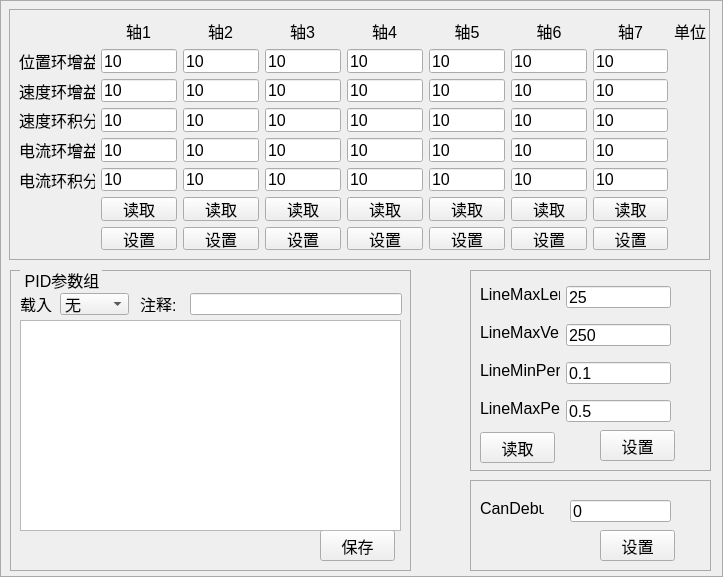
Above: zoweerobot/UI/cpidparamui.ui from yisea123/Robot_Delta_GitHubPro before the change. Below: the same form after it.
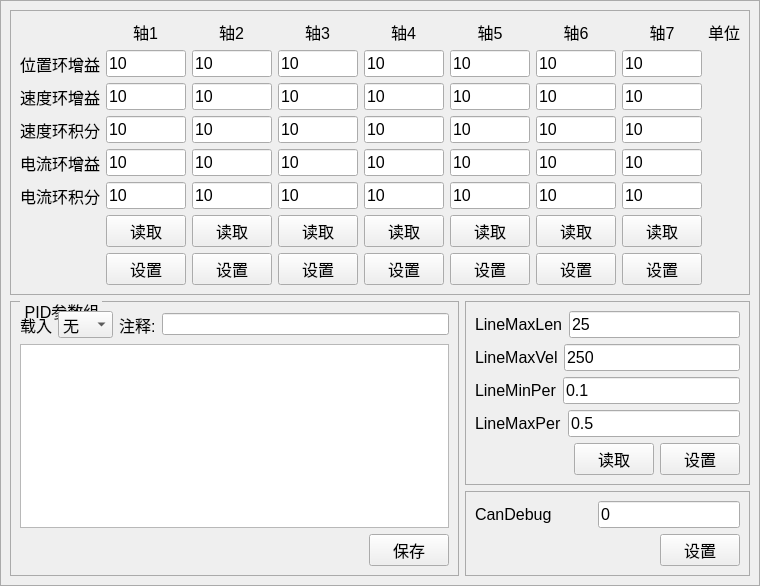
That is the form after the change.

What changed in the file:
```diff
--- a/zoweerobot/UI/cpidparamui.ui
+++ b/zoweerobot/UI/cpidparamui.ui
@@ -6,7 +6,7 @@
    <rect>
     <x>0</x>
     <y>0</y>
-    <width>723</width>
+    <width>727</width>
     <height>577</height>
    </rect>
   </property>
@@ -18,15 +18,21 @@
   <property name="windowTitle">
    <string>Form</string>
   </property>
+  <layout class="QGridLayout" name="gridLayout_3">
+   <property name="leftMargin">
+    <number>0</number>
+   </property>
+   <property name="topMargin">
+    <number>0</number>
+   </property>
+   <property name="rightMargin">
+    <number>0</number>
+   </property>
+   <property name="bottomMargin">
+    <number>0</number>
+   </property>
+   <item row="0" column="0">
   <widget class="QGroupBox" name="grbPidPara">
-   <property name="geometry">
-    <rect>
-     <x>0</x>
-     <y>0</y>
-     <width>723</width>
-     <height>577</height>
-    </rect>
-   </property>
    <property name="styleSheet">
     <string notr="true">QGroupBox {
             border-color: rgb(170, 170, 170);
@@ -46,42 +52,55 @@
    <property name="title">
     <string/>
    </property>
+     <layout class="QGridLayout" name="gridLayout_2" rowstretch="0,2,0" columnstretch="3,0">
+      <item row="1" column="1">
    <widget class="QGroupBox" name="gridGroupBox_2">
-    <property name="geometry">
-     <rect>
-      <x>470</x>
-      <y>270</y>
-      <width>241</width>
-      <height>201</height>
-     </rect>
-    </property>
-    <widget class="QLineEdit" name="LineMaxLen">
-     <property name="geometry">
-      <rect>
-       <x>96</x>
-       <y>16</y>
-       <width>105</width>
-       <height>22</height>
-      </rect>
-     </property>
+        <layout class="QGridLayout" name="gridLayout">
+         <item row="4" column="0">
+          <layout class="QHBoxLayout" name="horizontalLayout_3">
+           <item>
+            <spacer name="horizontalSpacer_2">
+             <property name="orientation">
+              <enum>Qt::Horizontal</enum>
+             </property>
+             <property name="sizeHint" stdset="0">
+              <size>
+               <width>40</width>
+               <height>20</height>
+              </size>
+             </property>
+            </spacer>
+           </item>
+           <item>
+            <widget class="QPushButton" name="readlineparam">
      <property name="font">
       <font>
        <pointsize>12</pointsize>
       </font>
      </property>
      <property name="text">
-      <string>25</string>
-     </property>
-    </widget>
+              <string>读取</string>
+             </property>
+            </widget>
+           </item>
+           <item>
+            <widget class="QPushButton" name="setlineparam">
+             <property name="font">
+              <font>
+               <pointsize>12</pointsize>
+              </font>
+             </property>
+             <property name="text">
+              <string>设置</string>
+             </property>
+            </widget>
+           </item>
+          </layout>
+         </item>
+         <item row="0" column="0">
+          <layout class="QHBoxLayout" name="horizontalLayout_6">
+           <item>
     <widget class="QLabel" name="label_11">
-     <property name="geometry">
-      <rect>
-       <x>10</x>
-       <y>16</y>
-       <width>80</width>
-       <height>16</height>
-      </rect>
-     </property>
      <property name="font">
       <font>
        <pointsize>12</pointsize>
@@ -91,15 +110,25 @@
       <string>LineMaxLen</string>
      </property>
     </widget>
+           </item>
+           <item>
+            <widget class="QLineEdit" name="LineMaxLen">
+             <property name="font">
+              <font>
+               <pointsize>12</pointsize>
+              </font>
+             </property>
+             <property name="text">
+              <string>25</string>
+             </property>
+            </widget>
+           </item>
+          </layout>
+         </item>
+         <item row="1" column="0">
+          <layout class="QHBoxLayout" name="horizontalLayout_7">
+           <item>
     <widget class="QLabel" name="label_12">
-     <property name="geometry">
-      <rect>
-       <x>10</x>
-       <y>54</y>
-       <width>80</width>
-       <height>16</height>
-      </rect>
-     </property>
      <property name="font">
       <font>
        <pointsize>12</pointsize>
@@ -109,15 +138,9 @@
       <string>LineMaxVel</string>
      </property>
     </widget>
+           </item>
+           <item>
     <widget class="QLineEdit" name="LineMaxVel">
-     <property name="geometry">
-      <rect>
-       <x>96</x>
-       <y>54</y>
-       <width>105</width>
-       <height>22</height>
-      </rect>
-     </property>
      <property name="font">
       <font>
        <pointsize>12</pointsize>
@@ -127,15 +150,13 @@
       <string>250</string>
      </property>
     </widget>
+           </item>
+          </layout>
+         </item>
+         <item row="3" column="0">
+          <layout class="QHBoxLayout" name="horizontalLayout_9">
+           <item>
     <widget class="QLabel" name="label_13">
-     <property name="geometry">
-      <rect>
-       <x>10</x>
-       <y>130</y>
-       <width>80</width>
-       <height>16</height>
-      </rect>
-     </property>
      <property name="font">
       <font>
        <pointsize>12</pointsize>
@@ -145,33 +166,9 @@
       <string>LineMaxPer</string>
      </property>
     </widget>
-    <widget class="QLabel" name="label_14">
-     <property name="geometry">
-      <rect>
-       <x>10</x>
-       <y>92</y>
-       <width>80</width>
-       <height>16</height>
-      </rect>
-     </property>
-     <property name="font">
-      <font>
-       <pointsize>12</pointsize>
-      </font>
-     </property>
-     <property name="text">
-      <string>LineMinPer</string>
-     </property>
-    </widget>
+           </item>
+           <item>
     <widget class="QLineEdit" name="LineMaxPer">
-     <property name="geometry">
-      <rect>
-       <x>96</x>
-       <y>130</y>
-       <width>105</width>
-       <height>22</height>
-      </rect>
-     </property>
      <property name="font">
       <font>
        <pointsize>12</pointsize>
@@ -181,15 +178,25 @@
       <string>0.5</string>
      </property>
     </widget>
+           </item>
+          </layout>
+         </item>
+         <item row="2" column="0">
+          <layout class="QHBoxLayout" name="horizontalLayout_8">
+           <item>
+            <widget class="QLabel" name="label_14">
+             <property name="font">
+              <font>
+               <pointsize>12</pointsize>
+              </font>
+             </property>
+             <property name="text">
+              <string>LineMinPer</string>
+             </property>
+            </widget>
+           </item>
+           <item>
     <widget class="QLineEdit" name="LineMinPer">
-     <property name="geometry">
-      <rect>
-       <x>96</x>
-       <y>92</y>
-       <width>105</width>
-       <height>22</height>
-      </rect>
-     </property>
      <property name="font">
       <font>
        <pointsize>12</pointsize>
@@ -199,202 +206,19 @@
       <string>0.1</string>
      </property>
     </widget>
-    <widget class="QPushButton" name="readlineparam">
-     <property name="geometry">
-      <rect>
-       <x>10</x>
-       <y>162</y>
-       <width>75</width>
-       <height>31</height>
-      </rect>
-     </property>
-     <property name="font">
-      <font>
-       <pointsize>12</pointsize>
-      </font>
-     </property>
-     <property name="text">
-      <string>读取</string>
-     </property>
-    </widget>
-    <widget class="QPushButton" name="setlineparam">
-     <property name="geometry">
-      <rect>
-       <x>130</x>
-       <y>160</y>
-       <width>75</width>
-       <height>31</height>
-      </rect>
-     </property>
-     <property name="font">
-      <font>
-       <pointsize>12</pointsize>
-      </font>
-     </property>
-     <property name="text">
-      <string>设置</string>
-     </property>
-    </widget>
-   </widget>
-   <widget class="QGroupBox" name="grbParaGrp">
-    <property name="geometry">
-     <rect>
-      <x>10</x>
-      <y>270</y>
-      <width>401</width>
-      <height>301</height>
-     </rect>
-    </property>
-    <property name="title">
-     <string>PID参数组</string>
-    </property>
-    <widget class="QPushButton" name="btnAsSave1">
-     <property name="geometry">
-      <rect>
-       <x>310</x>
-       <y>260</y>
-       <width>75</width>
-       <height>31</height>
-      </rect>
-     </property>
-     <property name="font">
-      <font>
-       <pointsize>12</pointsize>
-      </font>
-     </property>
-     <property name="toolTip">
-      <string>当前PID参数 另存为参数组</string>
-     </property>
-     <property name="text">
-      <string>保存</string>
-     </property>
-    </widget>
-    <widget class="QLineEdit" name="edtGrpMemo">
-     <property name="geometry">
-      <rect>
-       <x>180</x>
-       <y>23</y>
-       <width>212</width>
-       <height>22</height>
-      </rect>
-     </property>
-     <property name="maxLength">
-      <number>20</number>
-     </property>
-    </widget>
-    <widget class="QLabel" name="label_17">
-     <property name="geometry">
-      <rect>
-       <x>10</x>
-       <y>26</y>
-       <width>40</width>
-       <height>16</height>
-      </rect>
-     </property>
-     <property name="font">
-      <font>
-       <pointsize>12</pointsize>
-      </font>
-     </property>
-     <property name="text">
-      <string>载入</string>
-     </property>
-    </widget>
-    <widget class="QLabel" name="label_18">
-     <property name="geometry">
-      <rect>
-       <x>130</x>
-       <y>26</y>
-       <width>40</width>
-       <height>16</height>
-      </rect>
-     </property>
-     <property name="font">
-      <font>
-       <pointsize>12</pointsize>
-      </font>
-     </property>
-     <property name="text">
-      <string>注释:</string>
-     </property>
-    </widget>
-    <widget class="QComboBox" name="cmbParaGrp">
-     <property name="geometry">
-      <rect>
-       <x>50</x>
-       <y>23</y>
-       <width>69</width>
-       <height>22</height>
-      </rect>
-     </property>
-     <property name="font">
-      <font>
-       <pointsize>12</pointsize>
-      </font>
-     </property>
-     <item>
-      <property name="text">
-       <string>无</string>
-      </property>
-     </item>
-     <item>
-      <property name="text">
-       <string>组1</string>
-      </property>
-     </item>
-     <item>
-      <property name="text">
-       <string>组2</string>
-      </property>
-     </item>
-     <item>
-      <property name="text">
-       <string>组3</string>
-      </property>
-     </item>
-     <item>
-      <property name="text">
-       <string>组4</string>
-      </property>
-     </item>
-     <item>
-      <property name="text">
-       <string>组5</string>
-      </property>
-     </item>
-    </widget>
-    <widget class="QTableView" name="tbvParaGrp">
-     <property name="enabled">
-      <bool>true</bool>
-     </property>
-     <property name="geometry">
-      <rect>
-       <x>10</x>
-       <y>50</y>
-       <width>381</width>
-       <height>211</height>
-      </rect>
-     </property>
-    </widget>
-   </widget>
+           </item>
+          </layout>
+         </item>
+        </layout>
+       </widget>
+      </item>
+      <item row="2" column="1">
    <widget class="QGroupBox" name="gridGroupBox_3">
-    <property name="geometry">
-     <rect>
-      <x>470</x>
-      <y>480</y>
-      <width>241</width>
-      <height>91</height>
-     </rect>
-    </property>
+        <layout class="QVBoxLayout" name="verticalLayout_3">
+         <item>
+          <layout class="QHBoxLayout" name="horizontalLayout_2">
+           <item>
     <widget class="QLabel" name="label_15">
-     <property name="geometry">
-      <rect>
-       <x>10</x>
-       <y>20</y>
-       <width>64</width>
-       <height>16</height>
-      </rect>
-     </property>
      <property name="font">
       <font>
        <pointsize>12</pointsize>
@@ -404,15 +228,22 @@
       <string>CanDebug</string>
      </property>
     </widget>
+           </item>
+           <item>
+            <spacer name="horizontalSpacer_4">
+             <property name="orientation">
+              <enum>Qt::Horizontal</enum>
+             </property>
+             <property name="sizeHint" stdset="0">
+              <size>
+               <width>40</width>
+               <height>20</height>
+              </size>
+             </property>
+            </spacer>
+           </item>
+           <item>
     <widget class="QLineEdit" name="candebug">
-     <property name="geometry">
-      <rect>
-       <x>100</x>
-       <y>20</y>
-       <width>101</width>
-       <height>22</height>
-      </rect>
-     </property>
      <property name="font">
       <font>
        <pointsize>12</pointsize>
@@ -422,15 +253,26 @@
       <string>0</string>
      </property>
     </widget>
+           </item>
+          </layout>
+         </item>
+         <item>
+          <layout class="QHBoxLayout" name="horizontalLayout_5">
+           <item>
+            <spacer name="horizontalSpacer">
+             <property name="orientation">
+              <enum>Qt::Horizontal</enum>
+             </property>
+             <property name="sizeHint" stdset="0">
+              <size>
+               <width>40</width>
+               <height>20</height>
+              </size>
+             </property>
+            </spacer>
+           </item>
+           <item>
     <widget class="QPushButton" name="setcandebug">
-     <property name="geometry">
-      <rect>
-       <x>130</x>
-       <y>50</y>
-       <width>75</width>
-       <height>31</height>
-      </rect>
-     </property>
      <property name="font">
       <font>
        <pointsize>12</pointsize>
@@ -440,28 +282,19 @@
       <string>设置</string>
      </property>
     </widget>
-   </widget>
+           </item>
+          </layout>
+         </item>
+        </layout>
+       </widget>
+      </item>
+      <item row="0" column="0" colspan="2">
    <widget class="QGroupBox" name="groupBox">
-    <property name="geometry">
-     <rect>
-      <x>9</x>
-      <y>9</y>
-      <width>701</width>
-      <height>251</height>
-     </rect>
-    </property>
     <property name="title">
      <string/>
     </property>
-    <widget class="QWidget" name="gridLayoutWidget">
-     <property name="geometry">
-      <rect>
-       <x>10</x>
-       <y>10</y>
-       <width>687</width>
-       <height>231</height>
-      </rect>
-     </property>
+        <layout class="QHBoxLayout" name="horizontalLayout">
+         <item>
      <layout class="QGridLayout" name="layPara">
       <item row="5" column="2">
        <widget class="QLineEdit" name="axis2curki">
@@ -1251,9 +1084,136 @@
        </widget>
       </item>
      </layout>
-    </widget>
-   </widget>
-  </widget>
+         </item>
+        </layout>
+       </widget>
+      </item>
+      <item row="1" column="0" rowspan="2">
+       <widget class="QGroupBox" name="grbParaGrp">
+        <property name="title">
+         <string>PID参数组</string>
+        </property>
+        <layout class="QGridLayout" name="gridLayout_4">
+         <item row="0" column="0">
+          <layout class="QHBoxLayout" name="horizontalLayout_4">
+           <item>
+            <widget class="QLabel" name="label_17">
+             <property name="font">
+              <font>
+               <pointsize>12</pointsize>
+              </font>
+             </property>
+             <property name="text">
+              <string>载入</string>
+             </property>
+            </widget>
+           </item>
+           <item>
+            <widget class="QComboBox" name="cmbParaGrp">
+             <property name="font">
+              <font>
+               <pointsize>12</pointsize>
+              </font>
+             </property>
+             <item>
+              <property name="text">
+               <string>无</string>
+              </property>
+             </item>
+             <item>
+              <property name="text">
+               <string>组1</string>
+              </property>
+             </item>
+             <item>
+              <property name="text">
+               <string>组2</string>
+              </property>
+             </item>
+             <item>
+              <property name="text">
+               <string>组3</string>
+              </property>
+             </item>
+             <item>
+              <property name="text">
+               <string>组4</string>
+              </property>
+             </item>
+             <item>
+              <property name="text">
+               <string>组5</string>
+              </property>
+             </item>
+            </widget>
+           </item>
+           <item>
+            <widget class="QLabel" name="label_18">
+             <property name="font">
+              <font>
+               <pointsize>12</pointsize>
+              </font>
+             </property>
+             <property name="text">
+              <string>注释:</string>
+             </property>
+            </widget>
+           </item>
+           <item>
+            <widget class="QLineEdit" name="edtGrpMemo">
+             <property name="maxLength">
+              <number>20</number>
+             </property>
+            </widget>
+           </item>
+          </layout>
+         </item>
+         <item row="1" column="0">
+          <widget class="QTableView" name="tbvParaGrp">
+           <property name="enabled">
+            <bool>true</bool>
+           </property>
+          </widget>
+         </item>
+         <item row="2" column="0">
+          <layout class="QHBoxLayout" name="horizontalLayout_10">
+           <item>
+            <spacer name="horizontalSpacer_5">
+             <property name="orientation">
+              <enum>Qt::Horizontal</enum>
+             </property>
+             <property name="sizeHint" stdset="0">
+              <size>
+               <width>40</width>
+               <height>20</height>
+              </size>
+             </property>
+            </spacer>
+           </item>
+           <item>
+            <widget class="QPushButton" name="btnAsSave1">
+             <property name="font">
+              <font>
+               <pointsize>12</pointsize>
+              </font>
+             </property>
+             <property name="toolTip">
+              <string>当前PID参数 另存为参数组</string>
+             </property>
+             <property name="text">
+              <string>保存</string>
+             </property>
+            </widget>
+           </item>
+          </layout>
+         </item>
+        </layout>
+       </widget>
+      </item>
+     </layout>
+    </widget>
+   </item>
+  </layout>
  </widget>
  <resources/>
  <connections/>
```
Lines whose indentation alone changed are shown as unchanged.
